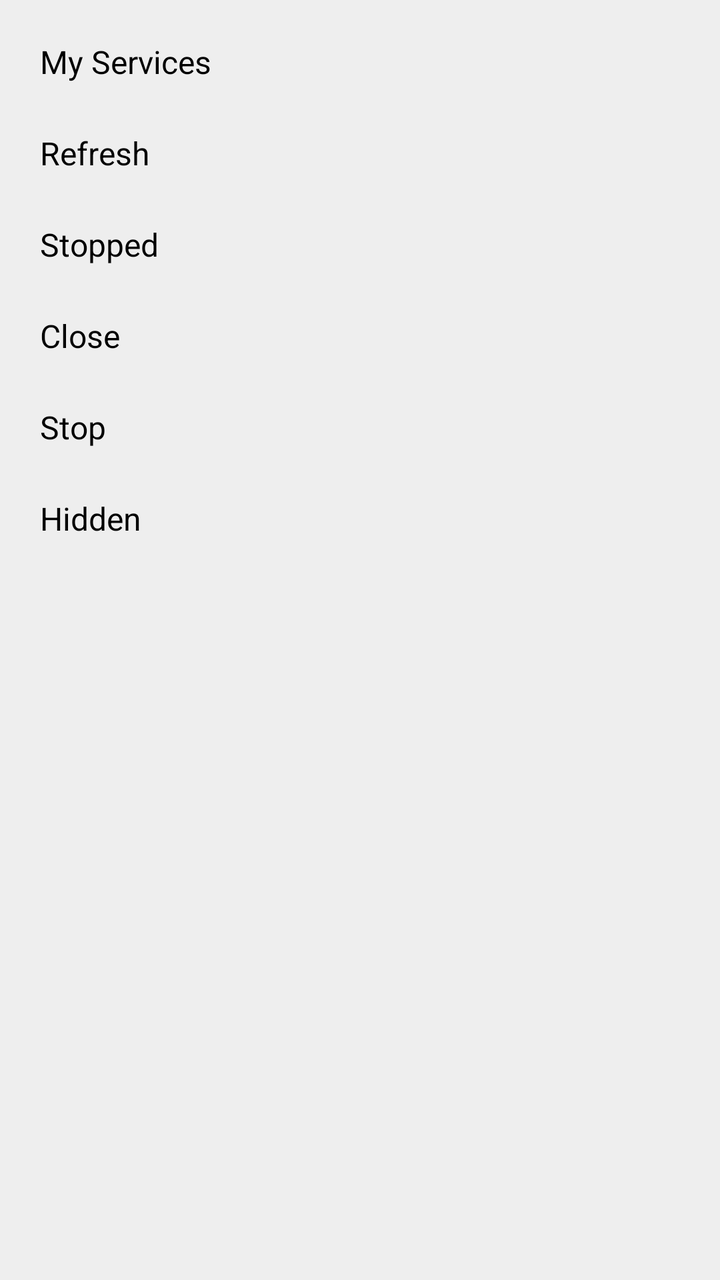
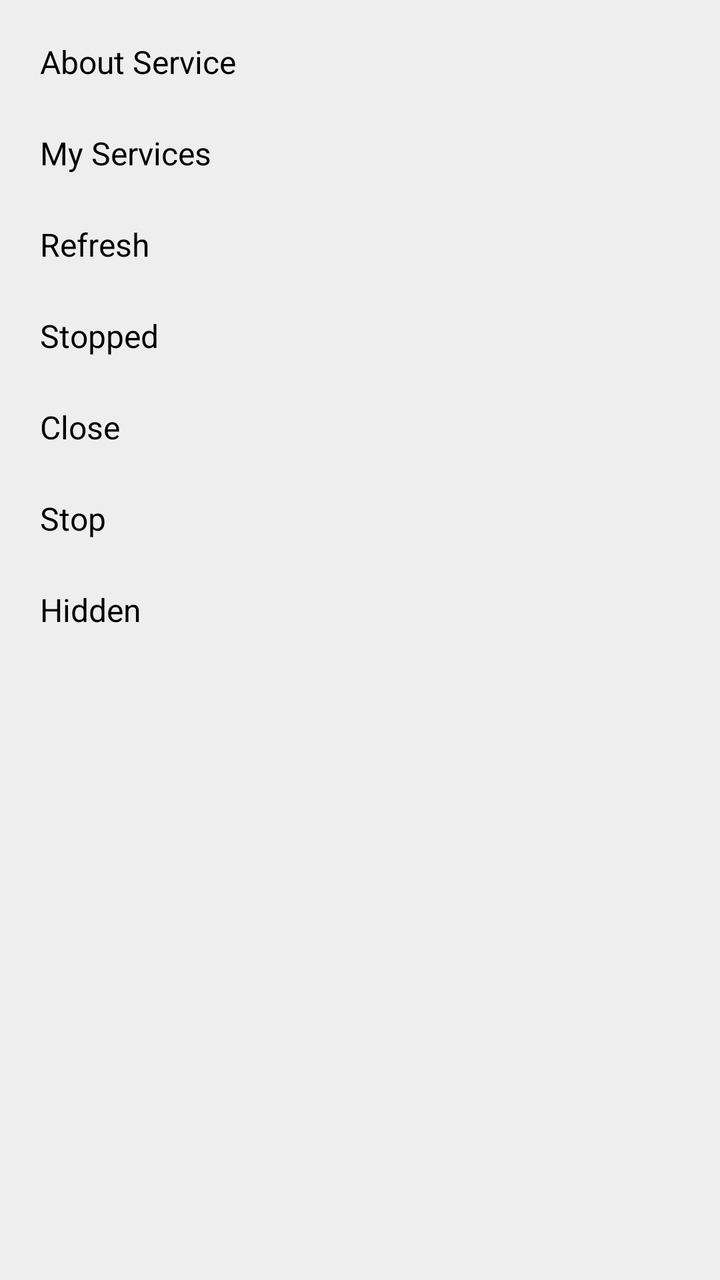

Before-and-after screenshots of an Android layout around one commit, followed by the original layout XML and the change that was made.
<!-- AndroidManifest.xml: application theme Theme.Freer -->
<!-- res/layout/popup_menu_service_more.xml -->
<?xml version="1.0" encoding="utf-8"?>
<LinearLayout xmlns:android="http://schemas.android.com/apk/res/android"
    android:layout_width="wrap_content"
    android:layout_height="wrap_content"
    android:orientation="vertical"
    android:background="@color/background_light"
    android:padding="8dp">

    <TextView
        android:id="@+id/my_services_item"
        android:layout_width="match_parent"
        android:layout_height="wrap_content"
        android:text="@string/my_services"
        android:textSize="16sp"
        android:textColor="@color/text"
        android:padding="12dp"
        android:background="?android:attr/selectableItemBackground"
        android:clickable="true"
        android:focusable="true" />

    <TextView
        android:id="@+id/refresh_item"
        android:layout_width="match_parent"
        android:layout_height="wrap_content"
        android:text="@string/refresh"
        android:textSize="16sp"
        android:textColor="@color/text"
        android:padding="12dp"
        android:background="?android:attr/selectableItemBackground"
        android:clickable="true"
        android:focusable="true" />

    <TextView
        android:id="@+id/stopped_item"
        android:layout_width="match_parent"
        android:layout_height="wrap_content"
        android:text="@string/stopped"
        android:textSize="16sp"
        android:textColor="@color/text"
        android:padding="12dp"
        android:background="?android:attr/selectableItemBackground"
        android:clickable="true"
        android:focusable="true" />

    <TextView
        android:id="@+id/close_item"
        android:layout_width="match_parent"
        android:layout_height="wrap_content"
        android:text="@string/close"
        android:textSize="16sp"
        android:textColor="@color/text"
        android:padding="12dp"
        android:background="?android:attr/selectableItemBackground"
        android:clickable="true"
        android:focusable="true" />

    <TextView
        android:id="@+id/stop_item"
        android:layout_width="match_parent"
        android:layout_height="wrap_content"
        android:text="@string/stop"
        android:textSize="16sp"
        android:textColor="@color/text"
        android:padding="12dp"
        android:background="?android:attr/selectableItemBackground"
        android:clickable="true"
        android:focusable="true" />


    <TextView
        android:id="@+id/hidden_item"
        android:layout_width="match_parent"
        android:layout_height="wrap_content"
        android:text="@string/hidden"
        android:textSize="16sp"
        android:textColor="@color/text"
        android:padding="12dp"
        android:background="?android:attr/selectableItemBackground"
        android:clickable="true"
        android:focusable="true" />



</LinearLayout>
<!-- resources referenced by this layout -->
<resources>
  <color name="background_light">#EEEEEE</color>
  <color name="text">#000000</color>
  <string name="close">Close</string>
  <string name="hidden">Hidden</string>
  <string name="my_services">My Services</string>
  <string name="refresh">Refresh</string>
  <string name="stop">Stop</string>
  <string name="stopped">Stopped</string>
  <style name="Theme.Freer" parent="Base.Theme.Freer" />
  <style name="Base.Theme.Freer" parent="Theme.Material3.DayNight.NoActionBar">
          <item name="colorPrimary">#2196F3</item>
          <item name="colorAccent">#2196F3</item>
          <item name="android:windowBackground">#FFFFFF</item>
          
          <item name="android:windowLayoutInDisplayCutoutMode">shortEdges</item>
          <item name="android:enforceNavigationBarContrast">false</item>
          <item name="android:enforceStatusBarContrast">false</item>
          <item name="android:statusBarColor">@android:color/transparent</item>
          <item name="android:navigationBarColor">@android:color/transparent</item>
          <item name="android:windowLightStatusBar">true</item>
          <item name="android:windowLightNavigationBar">true</item>
      </style>
</resources>

<!-- the commit's change to res/layout/popup_menu_service_more.xml (unified diff, before → after) -->
@@ -5,6 +5,18 @@
     android:orientation="vertical"
     android:background="@color/background_light"
     android:padding="8dp">
+
+    <TextView
+        android:id="@+id/about_item"
+        android:layout_width="match_parent"
+        android:layout_height="wrap_content"
+        android:text="@string/about_service"
+        android:textSize="16sp"
+        android:textColor="@color/text"
+        android:padding="12dp"
+        android:background="?android:attr/selectableItemBackground"
+        android:clickable="true"
+        android:focusable="true" />
 
     <TextView
         android:id="@+id/my_services_item"
<!-- resource entries referenced after the edit -->
@@ -2,6 +2,7 @@
 <resources>
   <color name="background_light">#EEEEEE</color>
   <color name="text">#000000</color>
+  <string name="about_service">About Service</string>
   <string name="close">Close</string>
   <string name="hidden">Hidden</string>
   <string name="my_services">My Services</string>
